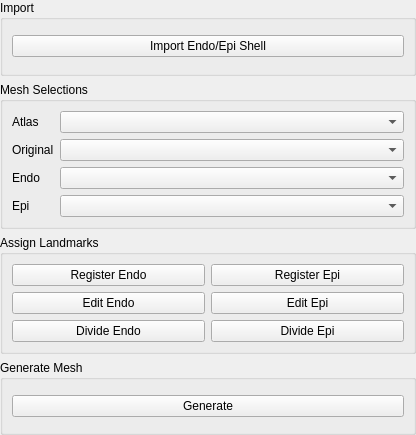
Qt form AtrialFibrePlugin.ui (ericspod/AtrialFibrePlugin) before a commit.
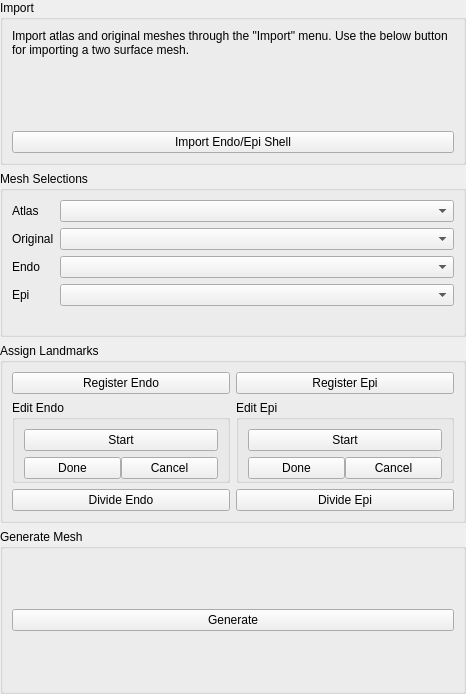
The same form after that commit.

```diff
--- a/AtrialFibrePlugin.ui
+++ b/AtrialFibrePlugin.ui
@@ -6,8 +6,8 @@
    <rect>
     <x>0</x>
     <y>0</y>
-    <width>416</width>
-    <height>435</height>
+    <width>466</width>
+    <height>694</height>
    </rect>
   </property>
   <property name="windowTitle">
@@ -31,7 +31,26 @@
      <property name="title">
       <string>Import</string>
      </property>
-     <layout class="QHBoxLayout" name="horizontalLayout">
+     <layout class="QVBoxLayout" name="verticalLayout_3">
+      <item>
+       <widget class="QLabel" name="label_5">
+        <property name="text">
+         <string>Import atlas and original meshes through the &quot;Import&quot; menu. Use the below button for importing a two surface mesh.</string>
+        </property>
+        <property name="textFormat">
+         <enum>Qt::PlainText</enum>
+        </property>
+        <property name="scaledContents">
+         <bool>false</bool>
+        </property>
+        <property name="alignment">
+         <set>Qt::AlignLeading|Qt::AlignLeft|Qt::AlignTop</set>
+        </property>
+        <property name="wordWrap">
+         <bool>true</bool>
+        </property>
+       </widget>
+      </item>
       <item>
        <widget class="QPushButton" name="importShellButton">
         <property name="text">
@@ -120,6 +139,15 @@
      <layout class="QGridLayout" name="gridLayout">
       <item row="0" column="0">
        <widget class="QPushButton" name="endoReg">
+        <property name="sizePolicy">
+         <sizepolicy hsizetype="MinimumExpanding" vsizetype="Fixed">
+          <horstretch>0</horstretch>
+          <verstretch>0</verstretch>
+         </sizepolicy>
+        </property>
+        <property name="toolTip">
+         <string>Register the endo mesh to the atlas, this will produce a set of registered control points</string>
+        </property>
         <property name="text">
          <string>Register Endo</string>
         </property>
@@ -127,39 +155,165 @@
       </item>
       <item row="0" column="1">
        <widget class="QPushButton" name="epiReg">
+        <property name="sizePolicy">
+         <sizepolicy hsizetype="MinimumExpanding" vsizetype="Fixed">
+          <horstretch>0</horstretch>
+          <verstretch>0</verstretch>
+         </sizepolicy>
+        </property>
+        <property name="toolTip">
+         <string>Register the epi mesh to the atlas, this will produce a set of registered control points</string>
+        </property>
         <property name="text">
          <string>Register Epi</string>
         </property>
        </widget>
       </item>
-      <item row="1" column="0">
-       <widget class="QPushButton" name="endoEdit">
-        <property name="text">
-         <string>Edit Endo</string>
-        </property>
-       </widget>
-      </item>
-      <item row="1" column="1">
-       <widget class="QPushButton" name="epiEdit">
-        <property name="text">
-         <string>Edit Epi</string>
-        </property>
-       </widget>
-      </item>
-      <item row="2" column="0">
+      <item row="4" column="0">
        <widget class="QPushButton" name="endoDiv">
+        <property name="sizePolicy">
+         <sizepolicy hsizetype="MinimumExpanding" vsizetype="Fixed">
+          <horstretch>0</horstretch>
+          <verstretch>0</verstretch>
+         </sizepolicy>
+        </property>
+        <property name="toolTip">
+         <string>Divide the endo mesh into regions according to the control points</string>
+        </property>
         <property name="text">
          <string>Divide Endo</string>
         </property>
        </widget>
       </item>
-      <item row="2" column="1">
+      <item row="4" column="1">
        <widget class="QPushButton" name="epiDiv">
+        <property name="sizePolicy">
+         <sizepolicy hsizetype="MinimumExpanding" vsizetype="Fixed">
+          <horstretch>0</horstretch>
+          <verstretch>0</verstretch>
+         </sizepolicy>
+        </property>
+        <property name="toolTip">
+         <string>Divide the epi mesh into regions according to the control points</string>
+        </property>
         <property name="text">
          <string>Divide Epi</string>
         </property>
        </widget>
       </item>
+      <item row="2" column="0">
+       <widget class="QGroupBox" name="verticalGroupBox">
+        <property name="title">
+         <string>Edit Endo</string>
+        </property>
+        <layout class="QVBoxLayout" name="verticalLayout_4">
+         <property name="bottomMargin">
+          <number>1</number>
+         </property>
+         <item>
+          <widget class="QPushButton" name="endoEdit">
+           <property name="sizePolicy">
+            <sizepolicy hsizetype="MinimumExpanding" vsizetype="Fixed">
+             <horstretch>0</horstretch>
+             <verstretch>0</verstretch>
+            </sizepolicy>
+           </property>
+           <property name="toolTip">
+            <string>Edit the endo mesh control points after initial registration</string>
+           </property>
+           <property name="text">
+            <string>Start</string>
+           </property>
+          </widget>
+         </item>
+         <item>
+          <layout class="QHBoxLayout" name="horizontalLayout">
+           <property name="spacing">
+            <number>0</number>
+           </property>
+           <property name="bottomMargin">
+            <number>0</number>
+           </property>
+           <item>
+            <widget class="QPushButton" name="endoDoneButton">
+             <property name="enabled">
+              <bool>true</bool>
+             </property>
+             <property name="text">
+              <string>Done</string>
+             </property>
+            </widget>
+           </item>
+           <item>
+            <widget class="QPushButton" name="endoCancelButton">
+             <property name="enabled">
+              <bool>true</bool>
+             </property>
+             <property name="text">
+              <string>Cancel</string>
+             </property>
+            </widget>
+           </item>
+          </layout>
+         </item>
+        </layout>
+       </widget>
+      </item>
+      <item row="2" column="1">
+       <widget class="QGroupBox" name="verticalGroupBox_2">
+        <property name="title">
+         <string>Edit Epi</string>
+        </property>
+        <layout class="QVBoxLayout" name="verticalLayout_5">
+         <property name="bottomMargin">
+          <number>1</number>
+         </property>
+         <item>
+          <widget class="QPushButton" name="epiEdit">
+           <property name="sizePolicy">
+            <sizepolicy hsizetype="MinimumExpanding" vsizetype="Fixed">
+             <horstretch>0</horstretch>
+             <verstretch>0</verstretch>
+            </sizepolicy>
+           </property>
+           <property name="toolTip">
+            <string>Edit the epi mesh control points after initial registration</string>
+           </property>
+           <property name="text">
+            <string>Start</string>
+           </property>
+          </widget>
+         </item>
+         <item>
+          <layout class="QHBoxLayout" name="horizontalLayout_2">
+           <property name="spacing">
+            <number>0</number>
+           </property>
+           <item>
+            <widget class="QPushButton" name="epiDoneButton">
+             <property name="enabled">
+              <bool>true</bool>
+             </property>
+             <property name="text">
+              <string>Done</string>
+             </property>
+            </widget>
+           </item>
+           <item>
+            <widget class="QPushButton" name="epiCancelButton">
+             <property name="enabled">
+              <bool>true</bool>
+             </property>
+             <property name="text">
+              <string>Cancel</string>
+             </property>
+            </widget>
+           </item>
+          </layout>
+         </item>
+        </layout>
+       </widget>
+      </item>
      </layout>
     </widget>
    </item>
```
Left out of the diff: 21 changed lines with no effect on the pictures.
